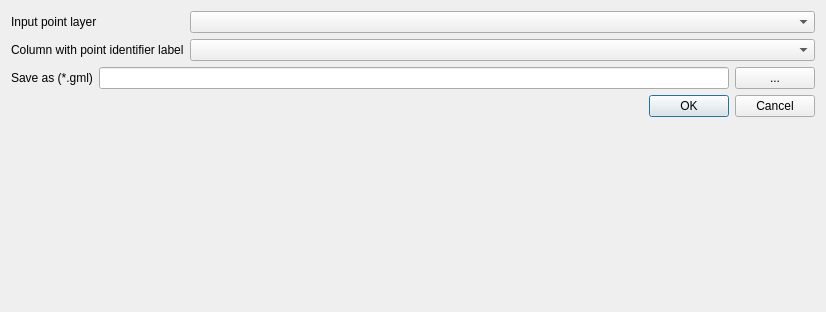
Before: the Qt Designer form ImaerPlugin/Make_Receptor_GML_from_point_dlg.ui in opengeogroep/AERIUS-QGIS-plugins, drawn with Qt 5.
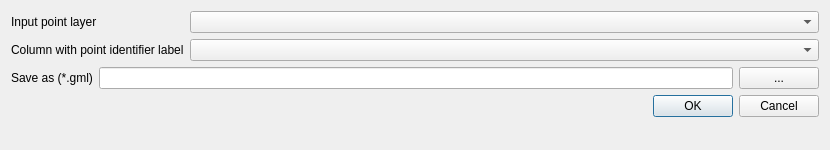
After: the same form once the commit is applied. Custom widgets are drawn as their Qt base class.

Commit message: updated size of ui in qgis

The edit to the form file:
```diff
--- a/ImaerPlugin/Make_Receptor_GML_from_point_dlg.ui
+++ b/ImaerPlugin/Make_Receptor_GML_from_point_dlg.ui
@@ -6,8 +6,8 @@
    <rect>
     <x>0</x>
     <y>0</y>
-    <width>826</width>
-    <height>312</height>
+    <width>830</width>
+    <height>150</height>
    </rect>
   </property>
   <property name="windowTitle">
```
